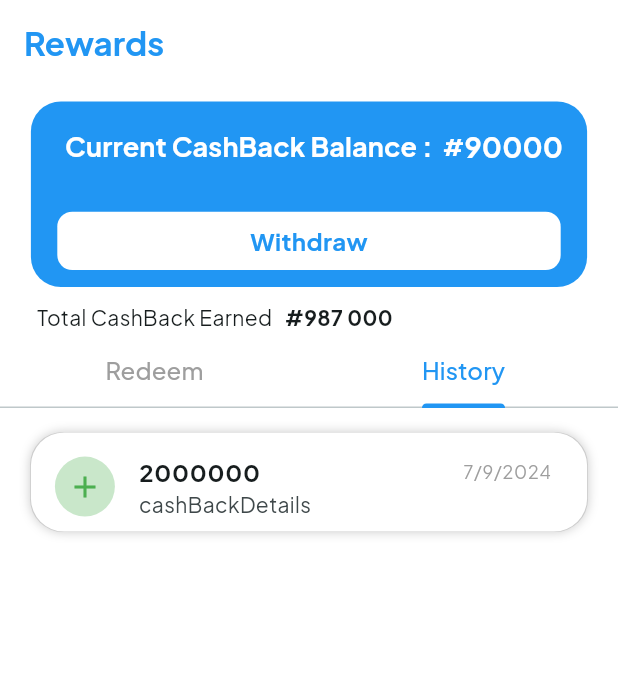
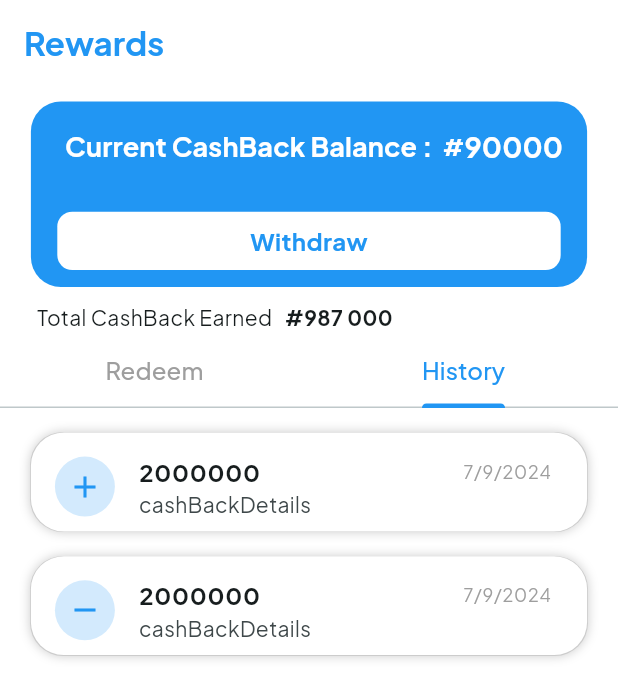
Before and after one commit to ThatLinuxGuyYouKnow/Rewards, a Flutter app: the screen it shows after launch, tab 2 chosen, on a phone screen of 412 x 824 dp. Shown: the top 699 px of the screen. Run offline on Flutter 3.47's test engine with Material 3 defaults, Android fonts, the phone set to English and light mode, and no system bars; our stand-ins replace google_fonts.

```diff
--- a/lib/Tabs/historyTab.dart
+++ b/lib/Tabs/historyTab.dart
@@ -64,6 +64,15 @@ class _HistoryTabState extends State<HistoryTab> {
             cashBackDetails: 'cashBackDetails',
             date: DateTime.now(),
           ),
+          SizedBox(
+            height: screenHeight * .02,
+          ),
+          HistoryTile(
+            cashBackType: CashBackType.cashBackOut,
+            cashBackAmount: '2000000',
+            cashBackDetails: 'cashBackDetails',
+            date: DateTime.now(),
+          ),
         ],
       ),
     );
--- a/lib/Tiles/cashHistoryTiles.dart
+++ b/lib/Tiles/cashHistoryTiles.dart
@@ -37,10 +37,10 @@ class HistoryTile extends StatelessWidget {
       width: screenWidth * 0.9,
       child: ListTile(
         leading: CircleAvatar(
-          backgroundColor: _getBackgroundColor(),
+          backgroundColor: Colors.blue.withOpacity(.2),
           child: Icon(
             _getIcon(),
-            color: _getIconColor(),
+            color: Colors.blue,
           ),
         ),
         title: Row(
@@ -79,24 +79,6 @@ class HistoryTile extends StatelessWidget {
     }
   }
 
-  Color _getIconColor() {
-    switch (cashBackType) {
-      case CashBackType.cashBackIn:
-        return Colors.green;
-      case CashBackType.cashBackOut:
-        return Colors.amber;
-    }
-  }
-
-  Color _getBackgroundColor() {
-    switch (cashBackType) {
-      case CashBackType.cashBackIn:
-        return Colors.green.withOpacity(0.3);
-      case CashBackType.cashBackOut:
-        return Colors.amber.withOpacity(0.2);
-    }
-  }
-
   String _formatDate(DateTime date) {
     return "${date.day}/${date.month}/${date.year}";
   }
--- /dev/null
+++ b/lib/Tiles/promoCodeTile.dart
@@ -0,0 +1,10 @@
+import 'package:flutter/material.dart';
+
+class PromoCodTile extends StatelessWidget {
+  Widget build(BuildContext context) {
+    return Container(
+      decoration: BoxDecoration(
+          color: Colors.white, boxShadow: [BoxShadow(color: Colors.black)]),
+    );
+  }
+}
```
